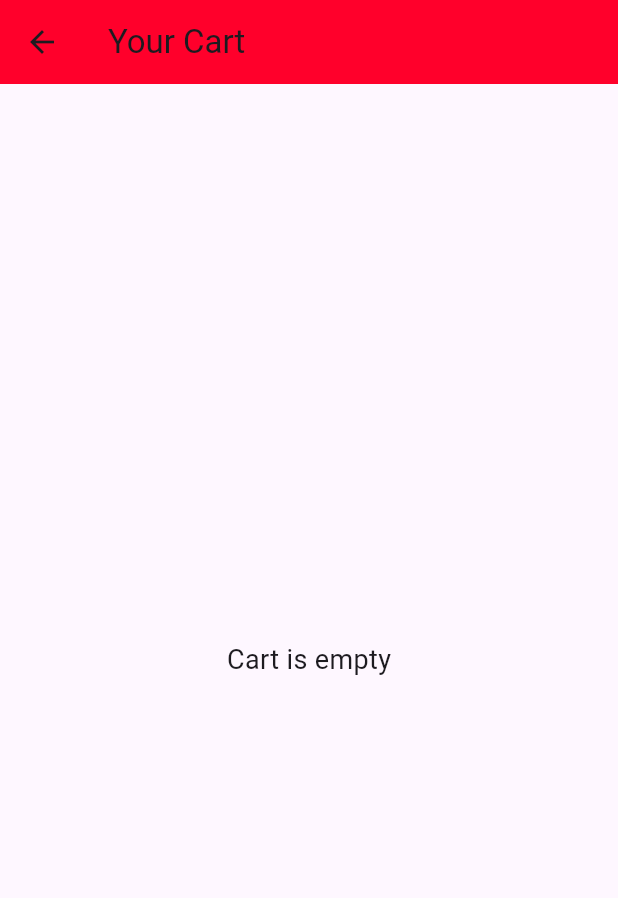
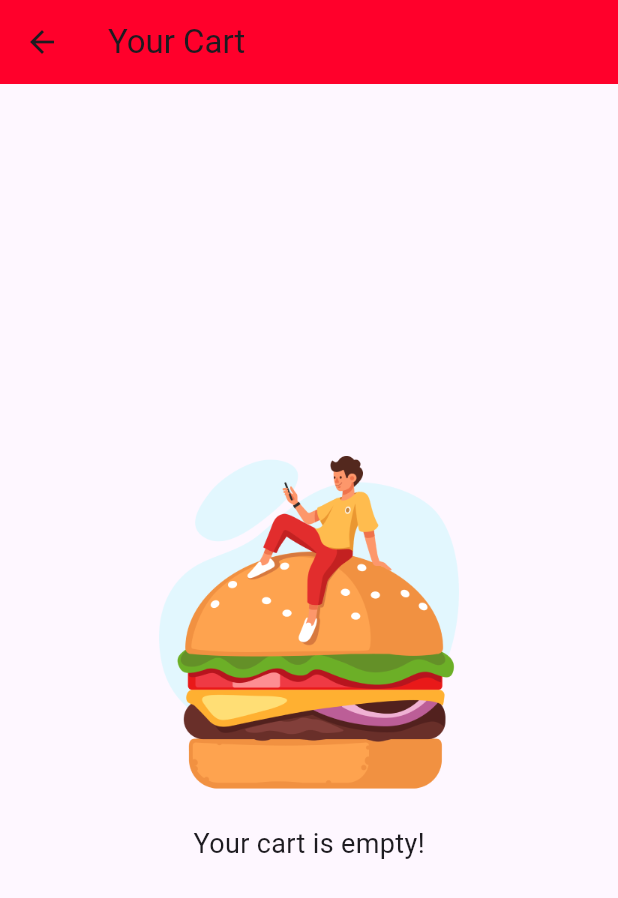
Before and after one commit to koda41518/flutter-order-app, a Flutter app: the CartScreen screen opened directly, on a phone screen of 412 x 824 dp. Shown: the top 898 px of the screen. Run offline on Flutter 3.47's test engine with Material 3 defaults, Android fonts, the phone set to English and light mode, and no system bars; network calls fail.

Commit message:
correction dessin cart vide_-

```diff
--- a/lib/screens/cart_screen.dart
+++ b/lib/screens/cart_screen.dart
@@ -30,8 +30,21 @@ class _CartScreenState extends State<CartScreen> {
         backgroundColor: const Color(0xFFFF002B),
       ),
       body: items.isEmpty
-          ? const Center(
-              child: Text('Cart is empty', style: TextStyle(fontSize: 18)),
+          ? Center(
+              child: Column(
+                mainAxisAlignment: MainAxisAlignment.center,
+                children: [
+                  Image.asset(
+                    'assets/images/empty_order.png',
+                    width: 200,
+                  ),
+                  const SizedBox(height: 24),
+                  const Text(
+                    'Your cart is empty!',
+                    style: TextStyle(fontSize: 18),
+                  ),
+                ],
+              ),
             )
           : ListView.builder(
               itemCount: items.length,
@@ -55,7 +68,8 @@ class _CartScreenState extends State<CartScreen> {
                         onPressed: () => _decrement(item.resto),
                         icon: const Icon(Icons.remove_circle_outline),
                       ),
-                      Text('${item.quantity}', style: const TextStyle(fontSize: 16)),
+                      Text('${item.quantity}',
+                          style: const TextStyle(fontSize: 16)),
                       IconButton(
                         onPressed: () => _increment(item.resto),
                         icon: const Icon(Icons.add_circle_outline),
```
